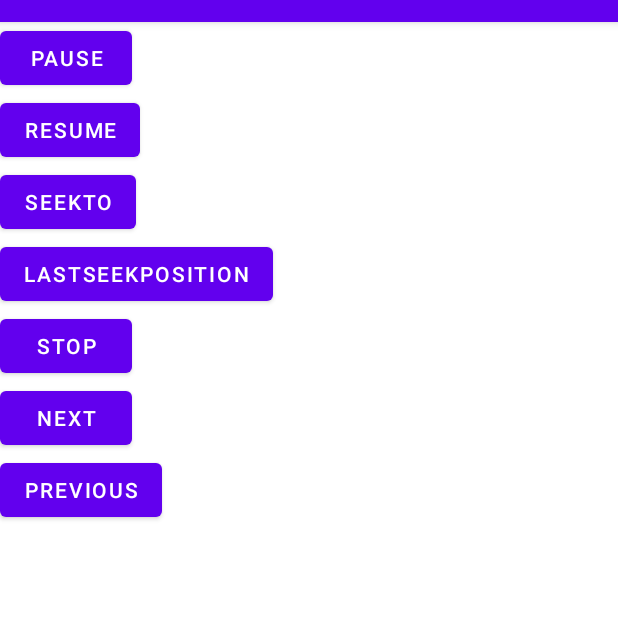
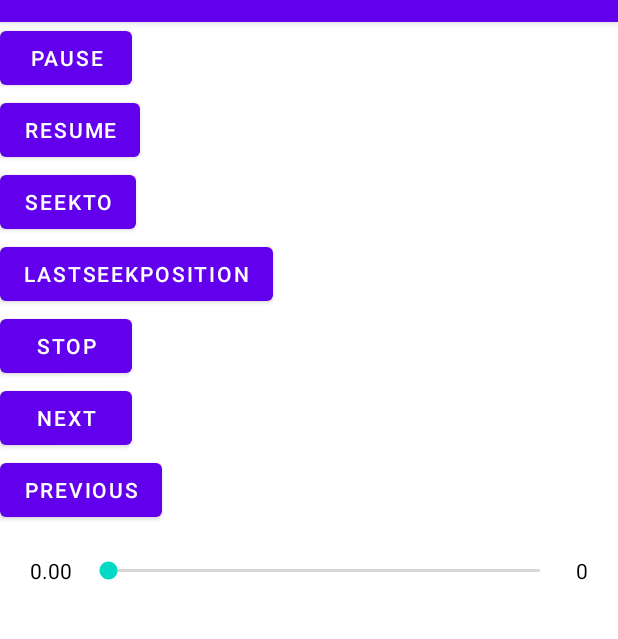
Before and after one commit to tusharpandey1993/AudioStreamingAndroid, an Android app: the screen it shows after launch (MainActivity), on a phone screen of 412 x 824 dp, the part 62-701 px from its top. Run offline under Robolectric (Android 15) with nearby library versions, the phone set to English and light mode, and no system bars; libraries missing offline, so code that uses them is left out: nl.bravobit.ffmpeg; 4 statements that could not run were skipped.

Commit message:
seekbar intergrated

```diff
--- a/app/src/main/java/com/audioplayer/androidaudiostreaming/MainActivity.java
+++ b/app/src/main/java/com/audioplayer/androidaudiostreaming/MainActivity.java
@@ -3,12 +3,15 @@ package com.audioplayer.androidaudiostreaming;
 import androidx.appcompat.app.AppCompatActivity;
 
 import android.content.Context;
+import android.media.MediaPlayer;
 import android.os.Bundle;
 import android.os.Handler;
 import android.support.v4.media.session.PlaybackStateCompat;
 import android.util.Log;
 import android.view.View;
 import android.widget.Button;
+import android.widget.SeekBar;
+import android.widget.TextView;
 import android.widget.Toast;
 
 import com.audioplayer.androidaudiostreaming.mediaPlayer.controller.AudioStreamingManager;
@@ -37,6 +40,9 @@ public class MainActivity extends AppCompatActivity implements CurrentSessionCal
     private AudioStreamingManager audioStreamingManager;
     private CurrentSessionCallback currentSessionCallback;
     private Button pause, SeekTo, lastSeekPosition, stop, Resume, previous, next;
+    TextView textCurrentTime,textTotalDuration;
+    SeekBar playerSeekBar;
+    Handler handler;
 
 
     @Override
@@ -55,7 +61,7 @@ public class MainActivity extends AppCompatActivity implements CurrentSessionCal
         init();
         this.audioStreamingManager = AudioStreamingManager.getInstance(this);
         configAudioStreamer();
-
+        playerSeekBar.setMax(100);
 
 
         /*try {
@@ -87,6 +93,11 @@ public class MainActivity extends AppCompatActivity implements CurrentSessionCal
         previous = findViewById(R.id.previous);
         next = findViewById(R.id.next);
 
+        textCurrentTime = findViewById(R.id.textCurrentTime);
+        playerSeekBar = findViewById(R.id.playerSeekBar);
+        textTotalDuration = findViewById(R.id.textTotalDuration);
+//        mediaPlayer  = new MediaPlayer();
+
         Resume.setOnClickListener(this);
         lastSeekPosition.setOnClickListener(this);
         stop.setOnClickListener(this);
@@ -94,6 +105,49 @@ public class MainActivity extends AppCompatActivity implements CurrentSessionCal
         pause.setOnClickListener(this);
         next.setOnClickListener(this);
         previous.setOnClickListener(this);
+    }
+    public void updateSeekBar(){
+
+        if(streamingManager.isPlaying()){
+            playerSeekBar.setProgress((int)((float) streamingManager.lastSeekPosition()/streamingManager.getDuration() *100));
+            handler.postDelayed(updater,1000);
+            textTotalDuration.setText(streamingManager.getDuration());
+        }
+
+    }
+
+    private Runnable updater = new Runnable() {
+        @Override
+        public void run() {
+            updateSeekBar();
+            long currentDuration =streamingManager.lastSeekPosition();
+            textCurrentTime.setText(miliSecondsToTimer(currentDuration));
+        }
+    };
+
+    public String miliSecondsToTimer(long miliSeconds){
+
+        String timerString= "";
+        String secondsString = "";
+
+        int hours = (int) (miliSeconds /(1000 *60 *  60));
+        int minutes  = (int)(miliSeconds %(1000 *60 *60)/(1000* 60));
+        int seconds = (int) (miliSeconds  %(1000 *60 *60)% (1000* 60)/1000);
+
+        if(hours>0){
+            timerString  = hours +":";
+        }
+
+        if(seconds<10){
+            secondsString = "0" +seconds ;
+        }else{
+            secondsString = "" +seconds;
+        }
+
+        timerString = timerString + minutes +":" +secondsString;
+
+        return timerString;
+
     }
 
     private void configAudioStreamer() {
@@ -106,6 +160,10 @@ public class MainActivity extends AppCompatActivity implements CurrentSessionCal
         listOfSongs = getMusicList(response, "music");
         streamingManager.setMediaList(listOfSongs);
         playSong(listOfSongs.get(1));
+        handler = new Handler();
+
+        updateSeekBar();
+
 //        checkAlreadyPlaying();
 //        playPauseEvent();
     }
@@ -295,8 +353,8 @@ public class MainActivity extends AppCompatActivity implements CurrentSessionCal
                 playPauseEvent();
                 break;
             case R.id.lastSeekPosition:
-                Toast.makeText(this, "" + TimeUnit.MILLISECONDS.toSeconds(audioStreamingManager.lastSeekPosition()) , Toast.LENGTH_SHORT).show();
-                Log.d(TAG, "onCreate: " + audioStreamingManager.getDuration());
+                playerSeekBar.setProgress((int)((float) TimeUnit.MILLISECONDS.toSeconds(audioStreamingManager.lastSeekPosition())));
+                  Log.d(TAG, "onCreate: " + audioStreamingManager.getDuration());
                 break;
             case R.id.stop:
                 audioStreamingManager.onStop();
--- a/app/src/main/res/layout/activity_main.xml
+++ b/app/src/main/res/layout/activity_main.xml
@@ -79,4 +79,37 @@
         app:layout_constraintTop_toTopOf="parent" />
 
 
+
+
+    <LinearLayout
+        android:layout_width="match_parent"
+        android:layout_height="wrap_content"
+        android:layout_margin="20dp"
+        android:gravity="center_vertical"
+        android:orientation="horizontal">
+
+        <TextView
+            android:id="@+id/textCurrentTime"
+            android:layout_width="wrap_content"
+            android:layout_height="wrap_content"
+            android:text="0.00"
+            android:textColor="#000000"/>
+
+        <SeekBar
+            android:id="@+id/playerSeekBar"
+            android:layout_width="0dp"
+            android:layout_height="wrap_content"
+            android:layout_marginStart="8dp"
+            android:layout_marginEnd="8dp"
+            android:layout_weight="1"
+            />
+        <TextView
+            android:id="@+id/textTotalDuration"
+            android:layout_width="wrap_content"
+            android:layout_height="wrap_content"
+            android:text="0"
+            android:textColor="#000000"/>
+
+    </LinearLayout>
+
 </LinearLayout>
--- a/build.gradle
+++ b/build.gradle
@@ -5,7 +5,7 @@ buildscript {
         jcenter()
     }
     dependencies {
-        classpath "com.android.tools.build:gradle:4.2.0-alpha02"
+        classpath 'com.android.tools.build:gradle:4.0.0'
 
         // NOTE: Do not place your application dependencies here; they belong
         // in the individual module build.gradle files
```
Also changed, not shown: app/src/main/res/drawable/ic_pause.xml (added, +10 -0 lines), app/src/main/res/drawable/ic_play.xml (added, +10 -0 lines).
